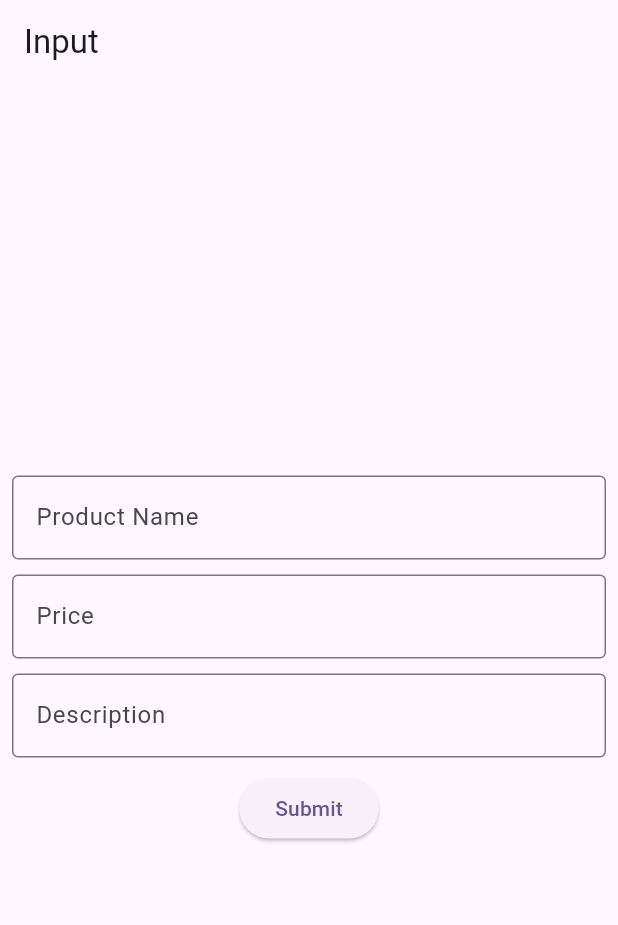
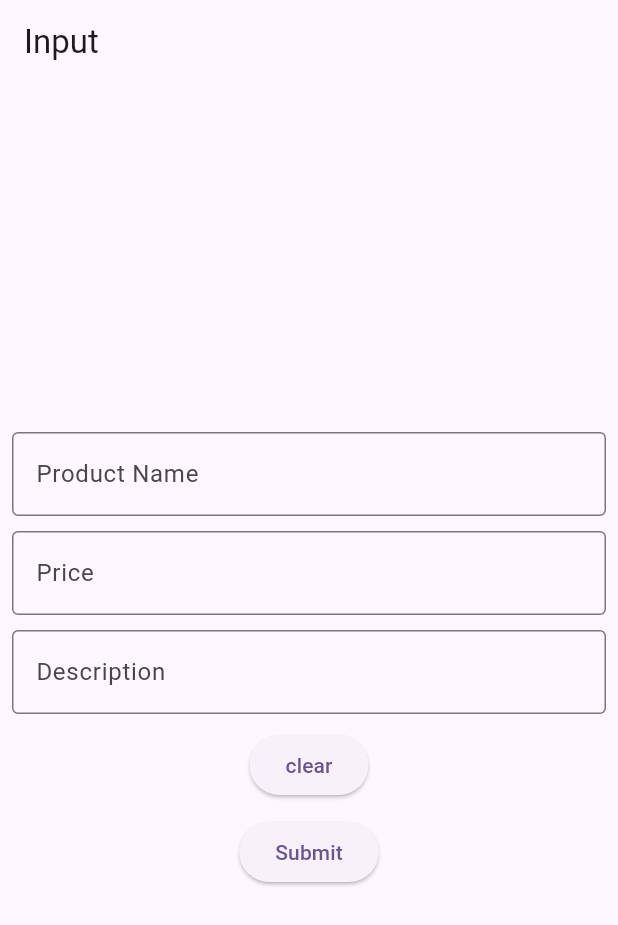
Before and after one commit to Siputsss/siska-fb, a Flutter app: the screen it shows after launch, after a tap on "Submit", on a phone screen of 412 x 824 dp. Shown: the top 925 px of the screen. Run offline on Flutter 3.47's test engine with Material 3 defaults, Android fonts, the phone set to English and light mode, and no system bars; our stand-ins replace cloud_firestore, firebase_core, simple_icons; missing offline and left inert: dart:html; accounts and stored records are empty.

Commit message:
feat: submit button

```diff
--- a/lib/ui_screens/admin/widgets/input_view.dart
+++ b/lib/ui_screens/admin/widgets/input_view.dart
@@ -1,11 +1,21 @@
+import 'package:cloud_firestore/cloud_firestore.dart';
 import 'package:flutter/material.dart';
 
-class InputView extends StatelessWidget {
-  InputView({super.key});
+class InputView extends StatefulWidget {
+  const InputView({super.key});
 
+  @override
+  State<InputView> createState() => _InputViewState();
+}
+
+class _InputViewState extends State<InputView> {
   final ctrlNama = TextEditingController();
+
   final ctrlHarga = TextEditingController();
+
   final ctrlDesc = TextEditingController();
+
+  var isLoading = false;
 
   @override
   Widget build(BuildContext context) {
@@ -48,17 +58,39 @@ class InputView extends StatelessWidget {
                 const SizedBox(height: 10),
                 ElevatedButton(
                   onPressed: () {
+                    ctrlNama.clear();
+                    ctrlHarga.clear();
+                    ctrlDesc.clear();
+                  },
+                  child: const Text("clear"),
+                ),
+                const SizedBox(height: 10),
+                ElevatedButton(
+                  onPressed: () async {
                     final nama = ctrlNama.text;
                     final harga = int.parse(ctrlHarga.text);
                     final desc = ctrlDesc.text;
-                    // final x = {'nama': nama, 'harga': harga, 'desc': desc};
-                    // print(nama.runtimeType);
-                    // print(harga.runtimeType);
-                    // print(desc.runtimeType);
+                    setState(() {
+                      isLoading = true;
+                    });
+
+                    await FirebaseFirestore.instance
+                        .collection('coba')
+                        .doc()
+                        .set({'nama': nama, 'harga': harga, 'desc': desc});
+                    setState(() {
+                      isLoading = false;
+                    });
+
+                    ctrlNama.clear();
+                    ctrlHarga.clear();
+                    ctrlDesc.clear();
+
+                    // debugPrint(nama.runtimeType.toString());
+                    // debugPrint(harga.runtimeType.toString());
+                    // debugPrint(desc.runtimeType.toString());
                   },
-                  child: const Text(
-                    "Submit",
-                  ),
+                  child: Text(isLoading ? "loading..." : "Submit"),
                 ),
               ],
             ),
```
